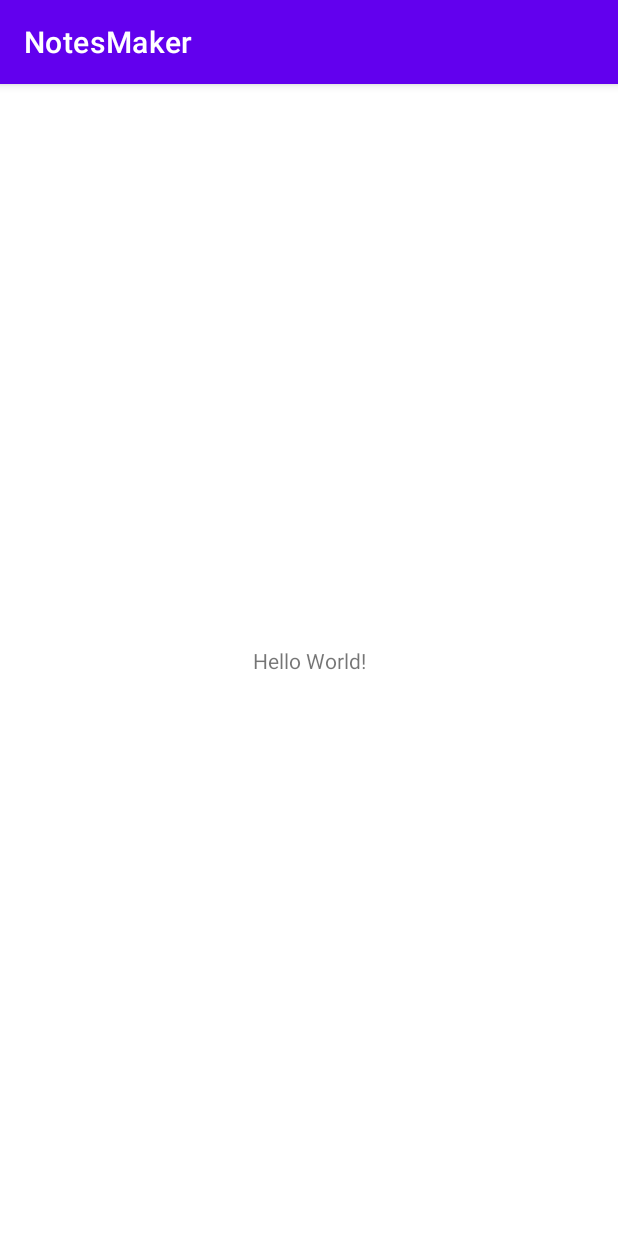
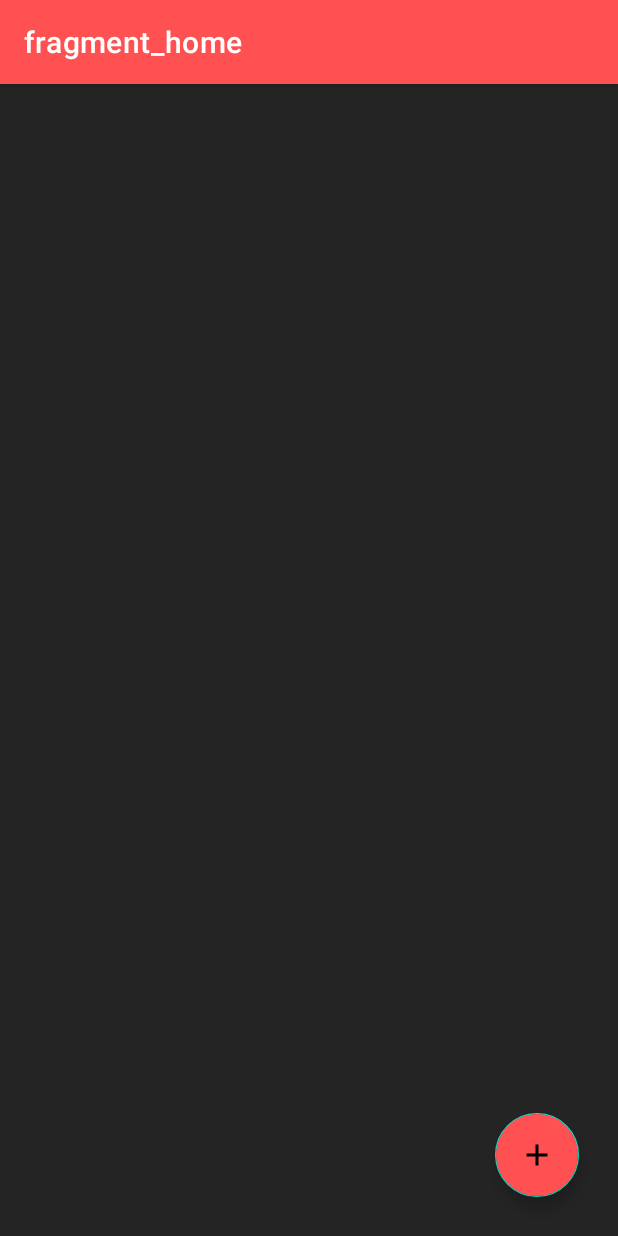
Before and after one commit to Raghavarya2002/NotesMaker, an Android app: the screen it shows after launch (MainActivity), on a phone screen of 412 x 824 dp. Run offline under Robolectric (Android 15) with nearby library versions, the phone set to English and light mode, and no system bars; our stand-ins replace navigation-ui.

Commit message:
binding done , ui start

```diff
--- a/app/build.gradle
+++ b/app/build.gradle
@@ -45,6 +45,7 @@ dependencies {
     implementation 'androidx.appcompat:appcompat:1.4.2'
     implementation 'com.google.android.material:material:1.6.1'
     implementation 'androidx.constraintlayout:constraintlayout:2.1.4'
+    implementation 'androidx.legacy:legacy-support-v4:1.0.0'
     testImplementation 'junit:junit:4.+'
     androidTestImplementation 'androidx.test.ext:junit:1.1.3'
     androidTestImplementation 'androidx.test.espresso:espresso-core:3.4.0'
--- a/app/src/main/java/com/example/notesmaker/MainActivity.kt
+++ b/app/src/main/java/com/example/notesmaker/MainActivity.kt
@@ -1,11 +1,25 @@
 package com.example.notesmaker
 
+import android.os.Bundle
 import androidx.appcompat.app.AppCompatActivity
-import android.os.Bundle
+import androidx.navigation.NavController
+import androidx.navigation.findNavController
+import androidx.navigation.ui.setupActionBarWithNavController
 
 class MainActivity : AppCompatActivity() {
+
+    lateinit var navController: NavController
+
     override fun onCreate(savedInstanceState: Bundle?) {
         super.onCreate(savedInstanceState)
         setContentView(R.layout.activity_main)
+
+        navController = findNavController(R.id.fragmentContainerView)
+        setupActionBarWithNavController(navController)
+
+    }
+
+    override fun onNavigateUp(): Boolean {
+        return navController.navigateUp() || super.onNavigateUp()
     }
 }
--- a/app/src/main/java/com/example/notesmaker/SplashScreen.kt
+++ b/app/src/main/java/com/example/notesmaker/SplashScreen.kt
@@ -15,6 +15,6 @@ class SplashScreen : AppCompatActivity() {
         Handler(Looper.getMainLooper()).postDelayed(Runnable {
             //code
             startActivity(Intent(this, MainActivity::class.java))
-        }, 2000)
+        }, 4000)
     }
 }
--- /dev/null
+++ b/app/src/main/java/com/example/notesmaker/ui/Fragments/HomeFragment.kt
@@ -0,0 +1,31 @@
+package com.example.notesmaker.ui.Fragments
+
+import android.os.Bundle
+import android.view.LayoutInflater
+import android.view.View
+import android.view.ViewGroup
+import androidx.fragment.app.Fragment
+import androidx.navigation.Navigation
+import com.example.notesmaker.R
+import com.example.notesmaker.databinding.FragmentHomeBinding
+
+class HomeFragment : Fragment() {
+
+    lateinit var binding: FragmentHomeBinding
+
+    override fun onCreateView(
+        inflater: LayoutInflater, container: ViewGroup?,
+        savedInstanceState: Bundle?
+    ): View? {
+        // Inflate the layout for this fragment
+
+        binding = FragmentHomeBinding.inflate(layoutInflater, container, false)
+        binding.btnAddNotes.setOnClickListener {
+            Navigation.findNavController(it)
+                .navigate(R.id.action_homeFragment_to_createNotesFragment2)
+        }
+
+        return binding.root
+    }
+
+}
--- /dev/null
+++ b/app/src/main/res/drawable/edit_txt_shape.xml
@@ -0,0 +1,6 @@
+<?xml version="1.0" encoding="utf-8"?>
+<shape xmlns:android="http://schemas.android.com/apk/res/android"
+    android:shape="rectangle">
+    <solid android:color="#707070" />
+    <corners android:radius="5dp" />
+</shape>
--- /dev/null
+++ b/app/src/main/res/drawable/ic_baseline_add_24.xml
@@ -0,0 +1,10 @@
+<vector xmlns:android="http://schemas.android.com/apk/res/android"
+    android:width="24dp"
+    android:height="24dp"
+    android:tint="?attr/colorControlNormal"
+    android:viewportWidth="24"
+    android:viewportHeight="24">
+    <path
+        android:fillColor="@android:color/white"
+        android:pathData="M19,13h-6v6h-2v-6H5v-2h6V5h2v6h6v2z" />
+</vector>
--- a/app/src/main/res/layout/activity_main.xml
+++ b/app/src/main/res/layout/activity_main.xml
@@ -1,18 +1,18 @@
 <?xml version="1.0" encoding="utf-8"?>
-<androidx.constraintlayout.widget.ConstraintLayout xmlns:android="http://schemas.android.com/apk/res/android"
+<LinearLayout xmlns:android="http://schemas.android.com/apk/res/android"
     xmlns:app="http://schemas.android.com/apk/res-auto"
     xmlns:tools="http://schemas.android.com/tools"
     android:layout_width="match_parent"
     android:layout_height="match_parent"
     tools:context=".MainActivity">
 
-    <TextView
-        android:layout_width="wrap_content"
-        android:layout_height="wrap_content"
-        android:text="Hello World!"
-        app:layout_constraintBottom_toBottomOf="parent"
-        app:layout_constraintLeft_toLeftOf="parent"
-        app:layout_constraintRight_toRightOf="parent"
-        app:layout_constraintTop_toTopOf="parent" />
 
-</androidx.constraintlayout.widget.ConstraintLayout>
+    <fragment
+        android:id="@+id/fragmentContainerView"
+        android:name="androidx.navigation.fragment.NavHostFragment"
+        android:layout_width="match_parent"
+        android:layout_height="match_parent"
+        android:layout_weight="1"
+        app:defaultNavHost="true"
+        app:navGraph="@navigation/nav_graph" />
+</LinearLayout>
--- /dev/null
+++ b/app/src/main/res/layout/fragment_home.xml
@@ -0,0 +1,40 @@
+<?xml version="1.0" encoding="utf-8"?>
+<FrameLayout xmlns:android="http://schemas.android.com/apk/res/android"
+    xmlns:app="http://schemas.android.com/apk/res-auto"
+    xmlns:tools="http://schemas.android.com/tools"
+    android:layout_width="match_parent"
+    android:layout_height="match_parent"
+    android:background="@color/back_color"
+    tools:context=".ui.Fragments.HomeFragment">
+
+    <androidx.constraintlayout.widget.ConstraintLayout
+        android:layout_width="match_parent"
+        android:layout_height="match_parent">
+
+        <androidx.recyclerview.widget.RecyclerView
+            android:id="@+id/rcvAllNotes"
+            android:layout_width="match_parent"
+            android:layout_height="wrap_content"
+
+            app:layout_constraintBottom_toBottomOf="parent"
+            app:layout_constraintBottom_toTopOf="@+id/btnAddNotes"
+            app:layout_constraintEnd_toEndOf="parent"
+            app:layout_constraintTop_toTopOf="parent" />
+
+
+        <com.google.android.material.floatingactionbutton.FloatingActionButton
+            android:id="@+id/btnAddNotes"
+            android:layout_width="wrap_content"
+            android:layout_height="wrap_content"
+            android:layout_margin="26dp"
+            android:backgroundTint="@color/red_color"
+            android:src="@drawable/ic_baseline_add_24"
+            app:layout_constraintBottom_toBottomOf="parent"
+            app:layout_constraintEnd_toEndOf="parent">
+
+        </com.google.android.material.floatingactionbutton.FloatingActionButton>
+
+
+    </androidx.constraintlayout.widget.ConstraintLayout>
+
+</FrameLayout>
--- /dev/null
+++ b/app/src/main/res/navigation/nav_graph.xml
@@ -0,0 +1,38 @@
+<?xml version="1.0" encoding="utf-8"?>
+<navigation xmlns:android="http://schemas.android.com/apk/res/android"
+    xmlns:app="http://schemas.android.com/apk/res-auto"
+    xmlns:tools="http://schemas.android.com/tools"
+    android:id="@+id/nav_graph"
+    app:startDestination="@id/homeFragment">
+
+    <fragment
+        android:id="@+id/homeFragment"
+        android:name="com.example.notesmaker.ui.Fragments.HomeFragment"
+        android:label="fragment_home"
+        tools:layout="@layout/fragment_home">
+        <action
+            android:id="@+id/action_homeFragment_to_createNotesFragment2"
+            app:destination="@id/createNotesFragment2" />
+        <action
+            android:id="@+id/action_homeFragment_to_editNotesFragment2"
+            app:destination="@id/editNotesFragment2" />
+    </fragment>
+    <fragment
+        android:id="@+id/createNotesFragment2"
+        android:name="com.example.notesmaker.ui.Fragments.CreateNotesFragment"
+        android:label="fragment_create_notes"
+        tools:layout="@layout/fragment_create_notes">
+        <action
+            android:id="@+id/action_createNotesFragment2_to_homeFragment"
+            app:destination="@id/homeFragment" />
+    </fragment>
+    <fragment
+        android:id="@+id/editNotesFragment2"
+        android:name="com.example.notesmaker.ui.Fragments.EditNotesFragment"
+        android:label="fragment_edit_notes"
+        tools:layout="@layout/fragment_edit_notes">
+        <action
+            android:id="@+id/action_editNotesFragment2_to_homeFragment"
+            app:destination="@id/homeFragment" />
+    </fragment>
+</navigation>
--- a/app/src/main/res/values/strings.xml
+++ b/app/src/main/res/values/strings.xml
@@ -3,4 +3,8 @@
     <string name="title">Notes Application</string>
     <string name="subtitle">Life is too fast don\'t forget anything just note it !!</string>
     <string name="developed">By Raghav Arya\n Yor Developer is here</string>
+    <!-- TODO: Remove or change this placeholder text -->
+    <string name="hello_blank_fragment">Hello blank fragment</string>
+    <string name="title1">Title</string>
+    <string name="subtitle1">subtitle</string>
 </resources>
--- a/app/src/main/res/values/themes.xml
+++ b/app/src/main/res/values/themes.xml
@@ -2,7 +2,7 @@
     <!-- Base application theme. -->
     <style name="Theme.NotesMaker" parent="Theme.MaterialComponents.DayNight.DarkActionBar">
         <!-- Primary brand color. -->
-        <item name="colorPrimary">@color/purple_500</item>
+        <item name="colorPrimary">@color/red_color</item>
         <item name="colorPrimaryVariant">@color/red_color</item>
         <item name="colorOnPrimary">@color/white</item>
         <!-- Secondary brand color. -->
```
Also changed, not shown: app/src/main/java/com/example/notesmaker/ui/Fragments/CreateNotesFragment.kt (added, +27 -0 lines), app/src/main/java/com/example/notesmaker/ui/Fragments/EditNotesFragment.kt (added, +21 -0 lines), app/src/main/res/drawable/ic_baseline_done_24.xml (added, +10 -0 lines), app/src/main/res/layout/fragment_create_notes.xml (added, +60 -0 lines), app/src/main/res/layout/fragment_edit_notes.xml (added, +14 -0 lines).
